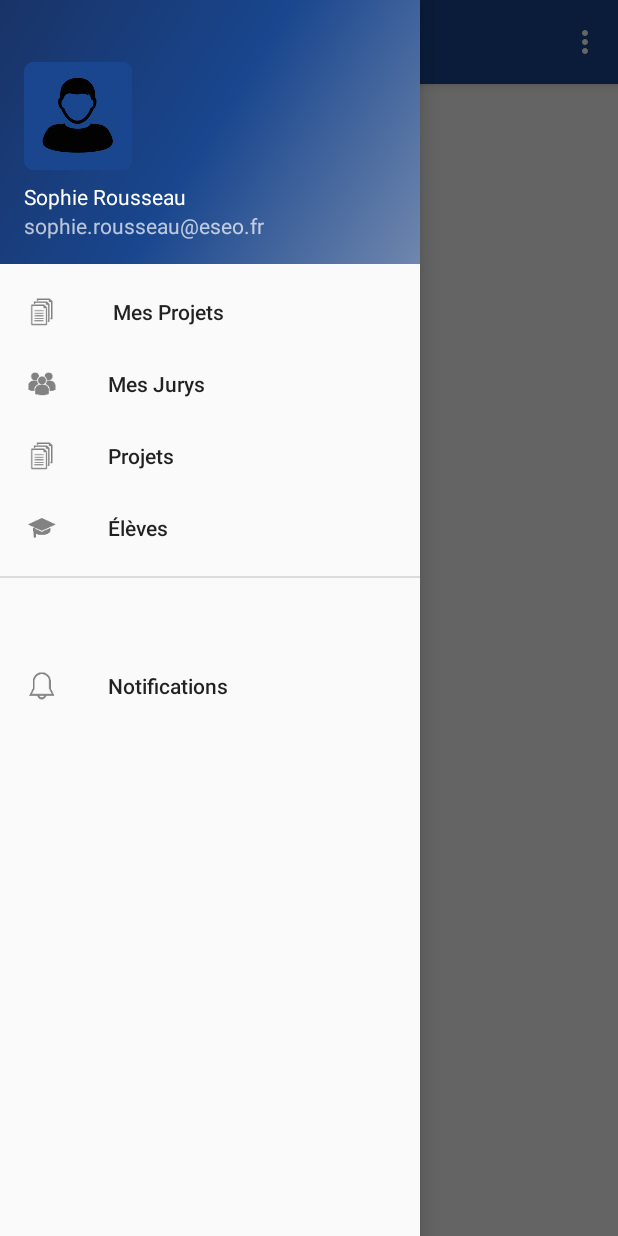
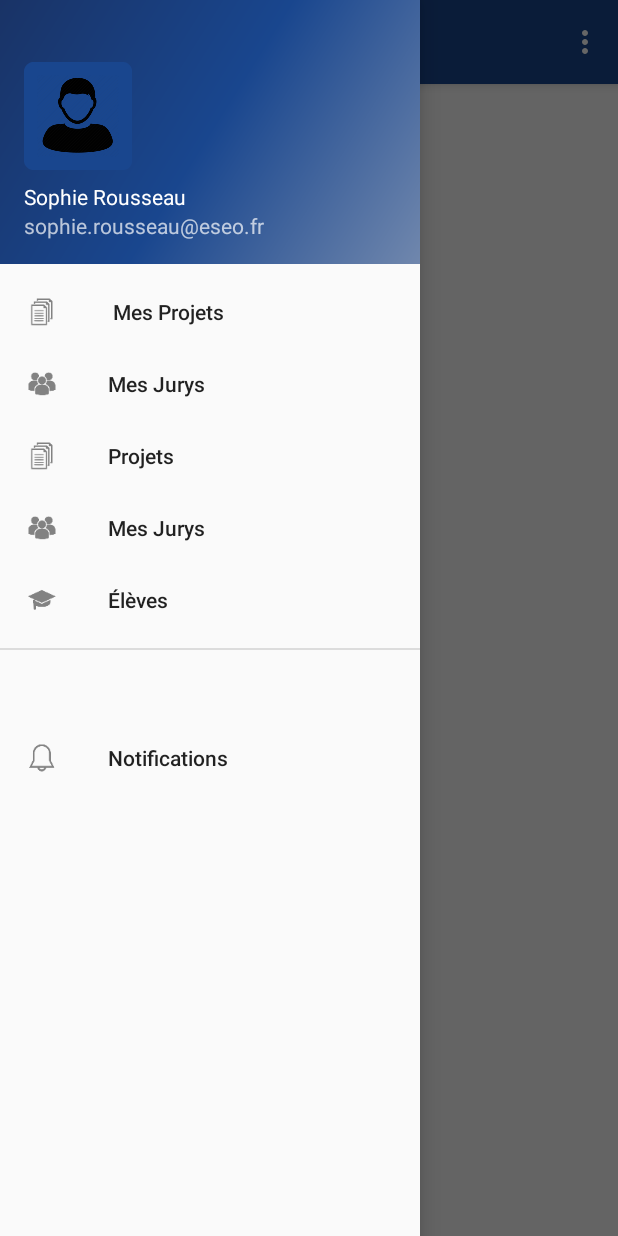
Before and after one commit to Flo85/PFEAndroidApplication, an Android app: the fragment ListMyProjects placed in its activity, with the side drawer open, on a phone screen of 412 x 824 dp. Run offline under Robolectric (Android 15) with nearby library versions, the phone set to English and light mode, and no system bars; pictures from the network do not load; 3 statements that could not run were skipped.

Commit message:
modifications des listes + listeMyJurys

```diff
--- a/app/src/main/AndroidManifest.xml
+++ b/app/src/main/AndroidManifest.xml
@@ -31,7 +31,6 @@
         <activity
             android:name=".NavigationActivity"
             android:theme="@style/AppTheme.NoActionBar" />
-        <activity android:name=".ListJurys"></activity>
     </application>
 
 </manifest>
--- a/app/src/main/java/fr/eseo/dis/nerriefl/pfeandroidapplication/ListJurys.java
+++ b/app/src/main/java/fr/eseo/dis/nerriefl/pfeandroidapplication/ListJurys.java
@@ -36,7 +36,7 @@ public class ListJurys extends Fragment {
     @Nullable
     @Override
     public View onCreateView(LayoutInflater inflater, @Nullable ViewGroup container, @Nullable Bundle savedInstanceState) {
-        return inflater.inflate(R.layout.activity_list_jurys, container, false);
+        return inflater.inflate(R.layout.activity_list, container, false);
     }
 
 
@@ -70,7 +70,7 @@ public class ListJurys extends Fragment {
                     item.put("jury_id", jury.getId());
                     listItem.add(item);
                 }
-                listViewJurys = view.findViewById(R.id.list_jurys);
+                listViewJurys = view.findViewById(R.id.list);
                 SimpleAdapter simpleAdapter = new SimpleAdapter(this.getActivity(),listItem, R.layout.view_jury,
                         new String[]{"jury_id"}, new int[]{R.id.jury_id});
                 listViewJurys.setAdapter(simpleAdapter);
--- a/app/src/main/java/fr/eseo/dis/nerriefl/pfeandroidapplication/ListMyProjects.java
+++ b/app/src/main/java/fr/eseo/dis/nerriefl/pfeandroidapplication/ListMyProjects.java
@@ -35,7 +35,7 @@ public class ListMyProjects extends Fragment {
     @Nullable
     @Override
     public View onCreateView(LayoutInflater inflater, @Nullable ViewGroup container, @Nullable Bundle savedInstanceState) {
-        return inflater.inflate(R.layout.activity_list_my_projects, container, false);
+        return inflater.inflate(R.layout.activity_list, container, false);
     }
 
 
@@ -69,7 +69,7 @@ public class ListMyProjects extends Fragment {
                     item.put("project_title", project.getTitle());
                     listItem.add(item);
                 }
-                listViewMyProjects = view.findViewById(R.id.list_my_projects);
+                listViewMyProjects = view.findViewById(R.id.list);
                 SimpleAdapter simpleAdapter = new SimpleAdapter(this.getActivity(),listItem, R.layout.view_project,
                         new String[]{"project_title"}, new int[]{R.id.project_title});
                 listViewMyProjects.setAdapter(simpleAdapter);
--- a/app/src/main/java/fr/eseo/dis/nerriefl/pfeandroidapplication/ListProjects.java
+++ b/app/src/main/java/fr/eseo/dis/nerriefl/pfeandroidapplication/ListProjects.java
@@ -35,7 +35,7 @@ public class ListProjects extends Fragment {
     @Nullable
     @Override
     public View onCreateView(LayoutInflater inflater, @Nullable ViewGroup container, @Nullable Bundle savedInstanceState) {
-        return inflater.inflate(R.layout.activity_list_projects, container, false);
+        return inflater.inflate(R.layout.activity_list, container, false);
     }
 
 
@@ -69,7 +69,7 @@ public class ListProjects extends Fragment {
                     item.put("project_title", project.getTitle());
                     listItem.add(item);
                 }
-                listViewProjects = view.findViewById(R.id.list_projects);
+                listViewProjects = view.findViewById(R.id.list);
                 SimpleAdapter simpleAdapter = new SimpleAdapter(this.getActivity(),listItem, R.layout.view_project,
                         new String[]{"project_title"}, new int[]{R.id.project_title});
                 listViewProjects.setAdapter(simpleAdapter);
--- a/app/src/main/res/layout/activity_list_my_projects.xml
+++ b/app/src/main/res/layout/activity_list.xml
@@ -12,7 +12,7 @@
         android:orientation="vertical"
         >
         <ListView
-            android:id="@+id/list_my_projects"
+            android:id="@+id/list"
             android:layout_width="match_parent"
             android:layout_height="match_parent">
         </ListView>
--- a/app/src/main/res/menu/activity_navigation_drawer.xml
+++ b/app/src/main/res/menu/activity_navigation_drawer.xml
@@ -9,13 +9,17 @@
             android:icon="@drawable/ic_file"
             android:title=" Mes Projets" />
         <item
-            android:id="@+id/nav_jurys"
+            android:id="@+id/nav_my_jurys"
             android:icon="@drawable/ic_users"
             android:title="Mes Jurys" />
         <item
             android:id="@+id/nav_projets"
             android:icon="@drawable/ic_file"
             android:title="Projets" />
+        <item
+            android:id="@+id/nav_jurys"
+            android:icon="@drawable/ic_users"
+            android:title="Mes Jurys" />
         <item
             android:id="@+id/nav_eleves"
             android:icon="@drawable/ic_student"
```
Also changed, not shown: app/src/main/java/fr/eseo/dis/nerriefl/pfeandroidapplication/MainActivity.java (+5 -2 lines), app/src/main/res/layout/activity_list_jurys.xml (deleted, +0 -20 lines), app/src/main/res/layout/activity_list_projects.xml (deleted, +0 -14 lines).
